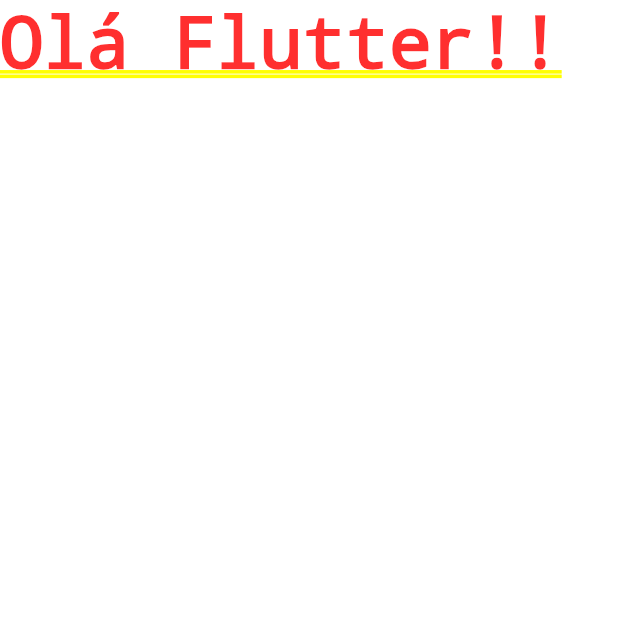
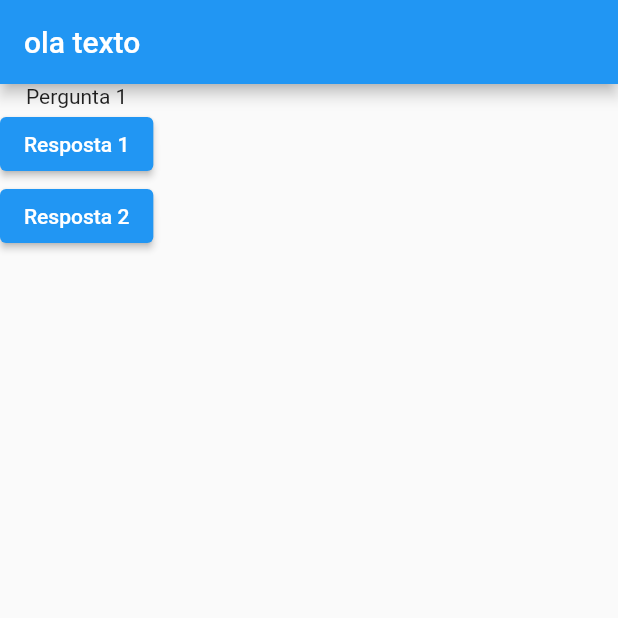
Before and after one commit to GustavoMen/QuizApp_Flutter, a Flutter app: the screen it shows after launch, on a phone screen of 412 x 824 dp, the top half of it. Run offline on Flutter 3.47's test engine with Material 2 defaults, Android fonts, the phone set to English and light mode, and no system bars.

```diff
--- a/lib/main.dart
+++ b/lib/main.dart
@@ -1,13 +1,58 @@
 import 'package:flutter/material.dart';
 
-void main() {
-  runApp(QuizApp());
-}
+void main() => runApp(QuizApp());
 
-class QuizApp extends StatelessWidget {
+class QuestionAppState extends State<QuizApp> {
+  int selectedQuestion = 0;
+
+  void reply() {
+    setState(() {
+      selectedQuestion++;
+    });
+
+    print('Pergunta Respondida');
+    print(selectedQuestion);
+  }
+
+  final List<String> questions = ['Pergunta 1', 'Pergunta Dois'];
+
+  @override
   Widget build(BuildContext context) {
     return MaterialApp(
-      home: Text('Olá Flutter!!'),
+      home: Scaffold(
+          appBar: AppBar(
+            title: const Text(
+              "ola texto",
+            ),
+          ),
+          body: Column(
+            children: <Widget>[
+              Text(questions[selectedQuestion]),
+              ElevatedButton(
+                child: const Text('Resposta 1'),
+                onPressed: reply,
+                style: ElevatedButton.styleFrom(
+                  backgroundColor:
+                      selectedQuestion == 0 ? Colors.blue : Colors.green,
+                  foregroundColor: Colors.white,
+                ),
+              ),
+              ElevatedButton(
+                child: const Text('Resposta 2'),
+                onPressed: reply,
+                style: ElevatedButton.styleFrom(
+                  backgroundColor: Colors.blue,
+                  foregroundColor: Colors.white,
+                ),
+              )
+            ],
+          )),
     );
   }
 }
+
+class QuizApp extends StatefulWidget {
+  QuestionAppState createState() {
+    return QuestionAppState();
+  }
+}
```
